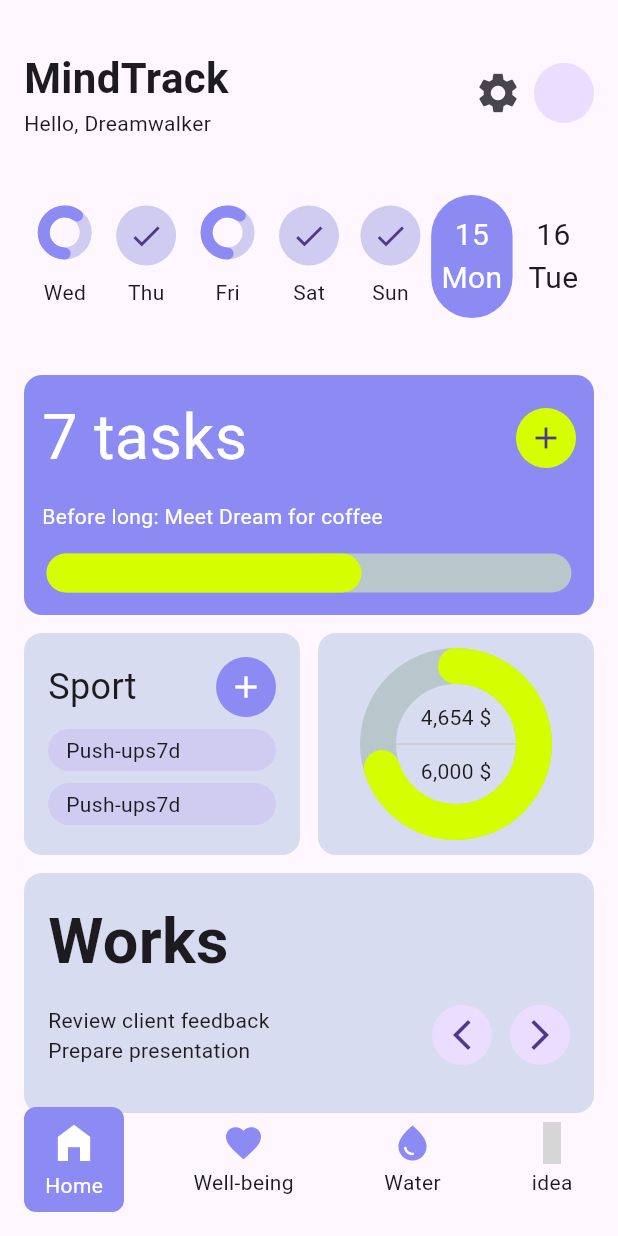
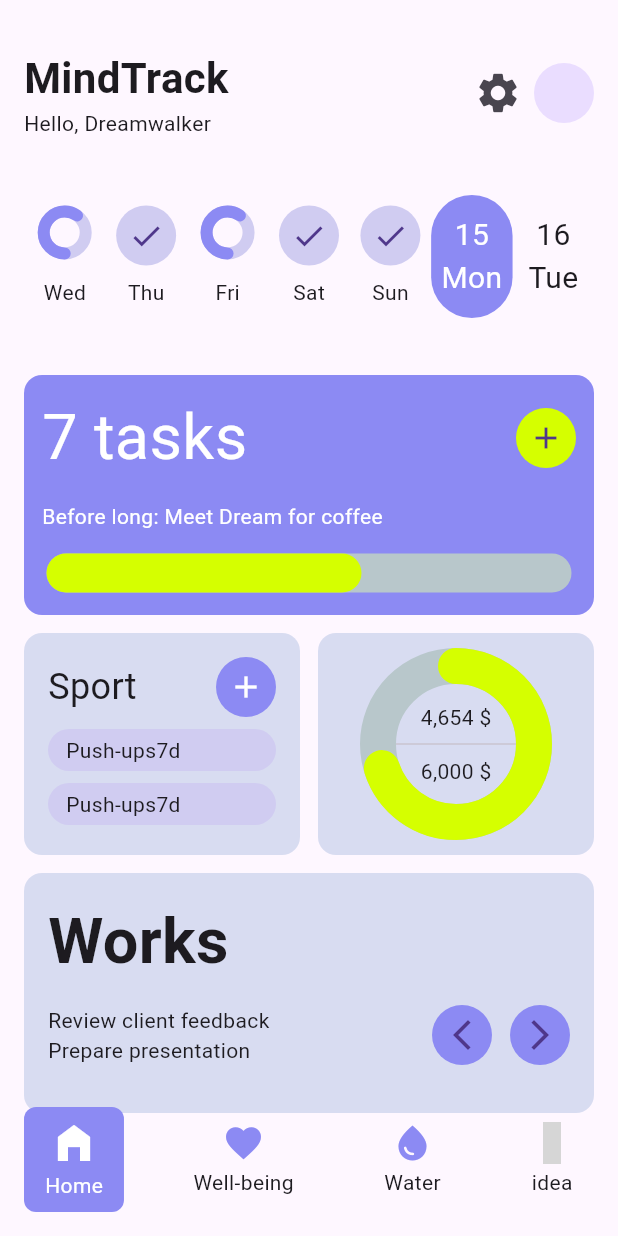
Before and after one commit to JAICHANGPARK/flutter_notebook_chapter_43, a Flutter app: the HabitJournalMainScreen screen opened directly, on a phone screen of 412 x 824 dp. Run offline on Flutter 3.47's test engine with Material 3 defaults, Android fonts, the phone set to English and light mode, and no system bars; drawn by our look-alikes of percent_indicator; our stand-ins replace gap, hugeicons; grey boxes are pictures that could not be loaded.

Commit message:
Update habit_journal_home_screen.dart

```diff
--- a/lib/ep2173_habit_journal_app/ui/home/habit_journal_home_screen.dart
+++ b/lib/ep2173_habit_journal_app/ui/home/habit_journal_home_screen.dart
@@ -368,12 +368,12 @@ class _HabitJournalHomeScreenState extends State<HabitJournalHomeScreen> {
                         "Review client feedback\nPrepare presentation",
                       ),
                       Spacer(),
-                      CircleAvatar(
+                      CircleAvatar( backgroundColor: HabitAppTheme.primary,
                         child: Icon(
                           Icons.arrow_back_ios_new_sharp,
                         ),
                       ),
-                      CircleAvatar(
+                      CircleAvatar( backgroundColor: HabitAppTheme.primary,
                         child: Icon(
                           Icons.arrow_forward_ios_outlined,
                         ),
```
